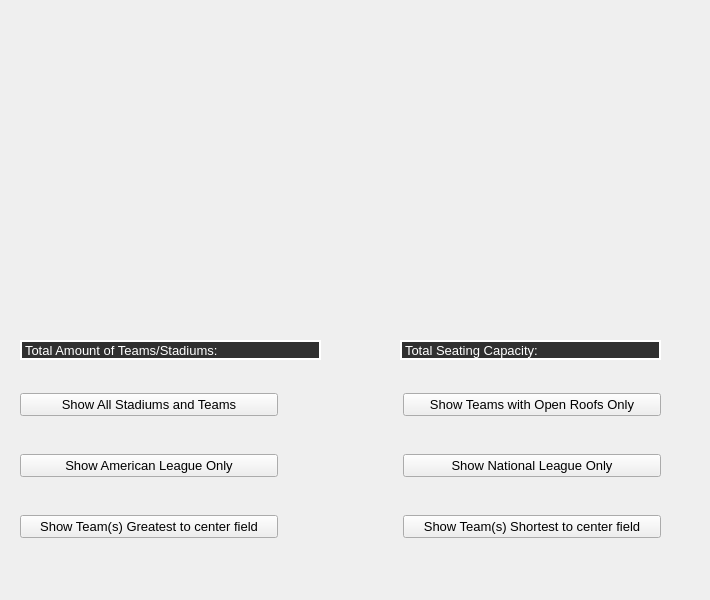
minorleaguegrayonassociates/GrayonSlam, file src/views/stadiumview.ui: the form before one commit.
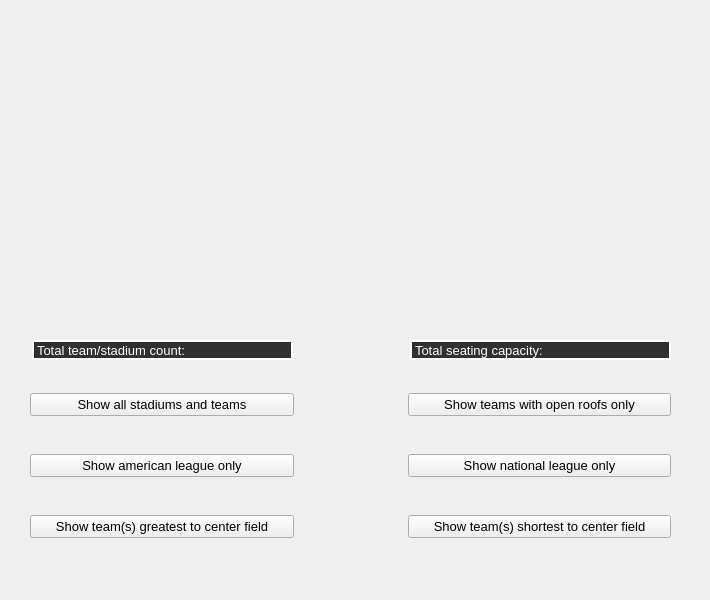
The form after the commit.

Commit message: Cenetered and lowercased buttons

Patch:
```diff
--- a/src/views/stadiumview.ui
+++ b/src/views/stadiumview.ui
@@ -35,7 +35,7 @@
   <widget class="QLabel" name="TotalSeatingCapacityLabel">
    <property name="geometry">
     <rect>
-     <x>400</x>
+     <x>410</x>
      <y>340</y>
      <width>261</width>
      <height>20</height>
@@ -51,15 +51,15 @@
  }</string>
    </property>
    <property name="text">
-    <string>Total Seating Capacity:   </string>
+    <string>Total seating capacity:   </string>
    </property>
   </widget>
   <widget class="QLabel" name="TotalStadiumsLabel">
    <property name="geometry">
     <rect>
-     <x>20</x>
+     <x>32</x>
      <y>340</y>
-     <width>301</width>
+     <width>261</width>
      <height>20</height>
     </rect>
    </property>
@@ -73,13 +73,13 @@
  }</string>
    </property>
    <property name="text">
-    <string>Total Amount of Teams/Stadiums: </string>
+    <string>Total team/stadium count: </string>
    </property>
   </widget>
   <widget class="QWidget" name="layoutWidget">
    <property name="geometry">
     <rect>
-     <x>20</x>
+     <x>30</x>
      <y>380</y>
      <width>641</width>
      <height>171</height>
@@ -87,7 +87,7 @@
    </property>
    <layout class="QGridLayout" name="gridLayout">
     <property name="horizontalSpacing">
-     <number>125</number>
+     <number>114</number>
     </property>
     <property name="verticalSpacing">
      <number>25</number>
@@ -104,7 +104,7 @@
  }</string>
       </property>
       <property name="text">
-       <string>Show All Stadiums and Teams</string>
+       <string>Show all stadiums and teams</string>
       </property>
      </widget>
     </item>
@@ -120,7 +120,7 @@
  }</string>
       </property>
       <property name="text">
-       <string>Show Teams with Open Roofs Only</string>
+       <string>Show teams with open roofs only</string>
       </property>
      </widget>
     </item>
@@ -136,7 +136,7 @@
  }</string>
       </property>
       <property name="text">
-       <string>Show American League Only</string>
+       <string>Show american league only</string>
       </property>
      </widget>
     </item>
@@ -152,7 +152,7 @@
  }</string>
       </property>
       <property name="text">
-       <string>Show National League Only</string>
+       <string>Show national league only</string>
       </property>
      </widget>
     </item>
@@ -168,7 +168,7 @@
  }</string>
       </property>
       <property name="text">
-       <string>Show Team(s) Greatest to center field</string>
+       <string>Show team(s) greatest to center field</string>
       </property>
      </widget>
     </item>
@@ -184,7 +184,7 @@
  }</string>
       </property>
       <property name="text">
-       <string>Show Team(s) Shortest to center field</string>
+       <string>Show team(s) shortest to center field</string>
       </property>
      </widget>
     </item>
```
